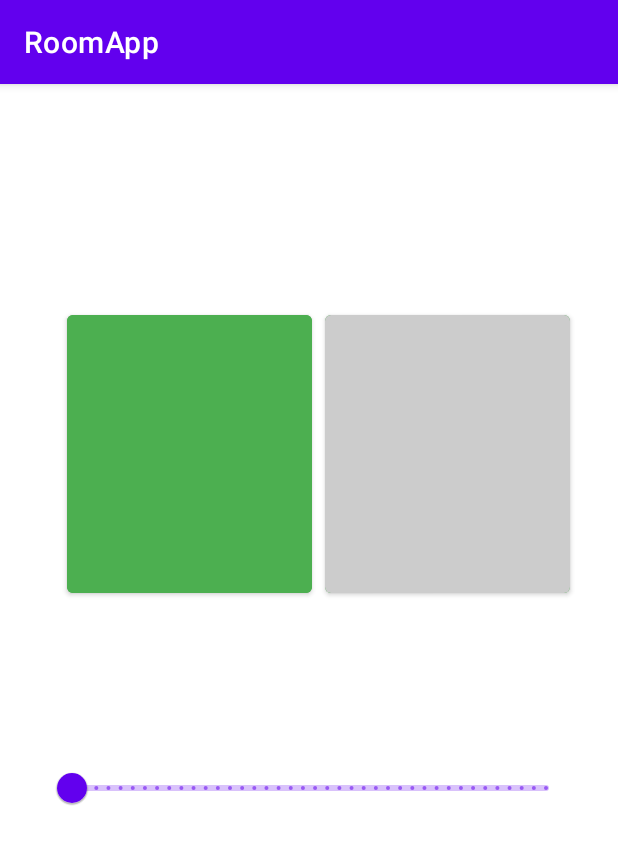
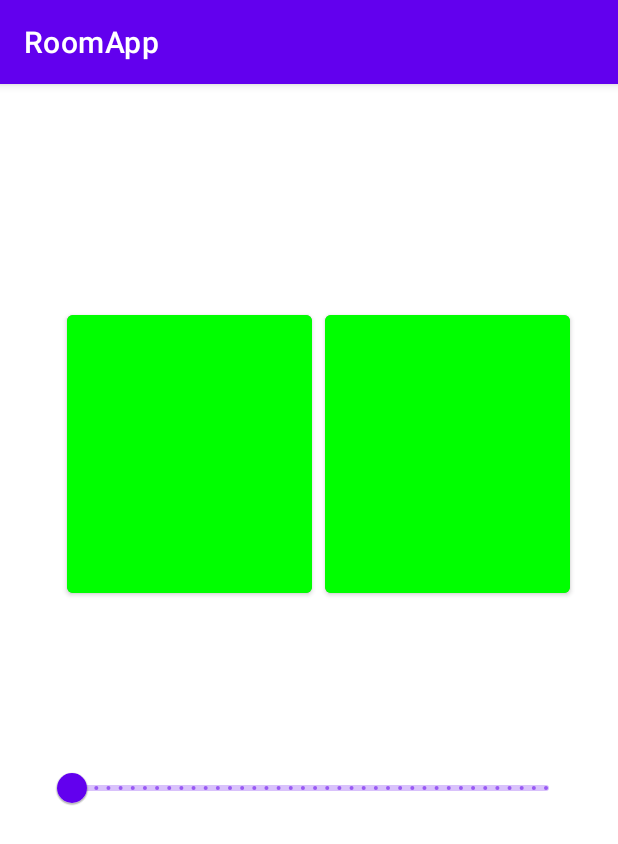
Before and after one commit to speranzaaa/SmartRoom, an Android app: the ControllerActivity screen opened directly, with no data from a screen before it, on a phone screen of 412 x 824 dp. Shown: the top 844 px of the screen. Run offline under Robolectric (Android 15) with nearby library versions, the phone set to English and light mode, and no system bars; 4 statements that could not run were skipped.

Commit message:
fix buttons error

```diff
--- a/RoomApp/app/src/main/java/com/example/roomapp/ControllerActivity.java
+++ b/RoomApp/app/src/main/java/com/example/roomapp/ControllerActivity.java
@@ -105,8 +105,10 @@ public class ControllerActivity extends AppCompatActivity {
             Log.e(C.TAG, "Error occurred when creating output stream", e);
         }
         runOnUiThread(() -> {
-            remoteButton.setEnabled(true);
-            remoteButton.setBackgroundColor(Color.GREEN);
+            onButton.setEnabled(true);
+            offButton.setEnabled(true);
+            onButton.setBackgroundColor(Color.GREEN);
+            offButton.setBackgroundColor(Color.GREEN);
             slider.setEnabled(true);
         });
     }
--- a/RoomApp/app/src/main/res/layout/activity_controller.xml
+++ b/RoomApp/app/src/main/res/layout/activity_controller.xml
@@ -21,7 +21,7 @@
         app:layout_constraintTop_toTopOf="parent" />
 
     <Button
-        android:id="@+id/onbutton"
+        android:id="@+id/onButton"
         android:layout_width="163dp"
         android:layout_height="197dp"
         android:layout_marginStart="32dp"
@@ -47,7 +47,7 @@
         android:valueTo="100.0"
         tools:layout_editor_absoluteX="0dp"
         tools:layout_editor_absoluteY="552dp"
-        app:layout_constraintTop_toBottomOf="@+id/onbutton"
+        app:layout_constraintTop_toBottomOf="@+id/onButton"
         app:layout_constraintLeft_toLeftOf="parent"
         app:layout_constraintRight_toRightOf="parent" />
 
--- a/RoomApp/app/src/main/res/layout/activity_led_switch.xml
+++ b/RoomApp/app/src/main/res/layout/activity_led_switch.xml
@@ -7,7 +7,7 @@
     tools:context=".LedSwitchActivity">
 
     <Button
-        android:id="@+id/onbutton"
+        android:id="@+id/onButton"
         android:layout_width="347dp"
         android:layout_height="218dp"
         android:layout_marginStart="32dp"
```
